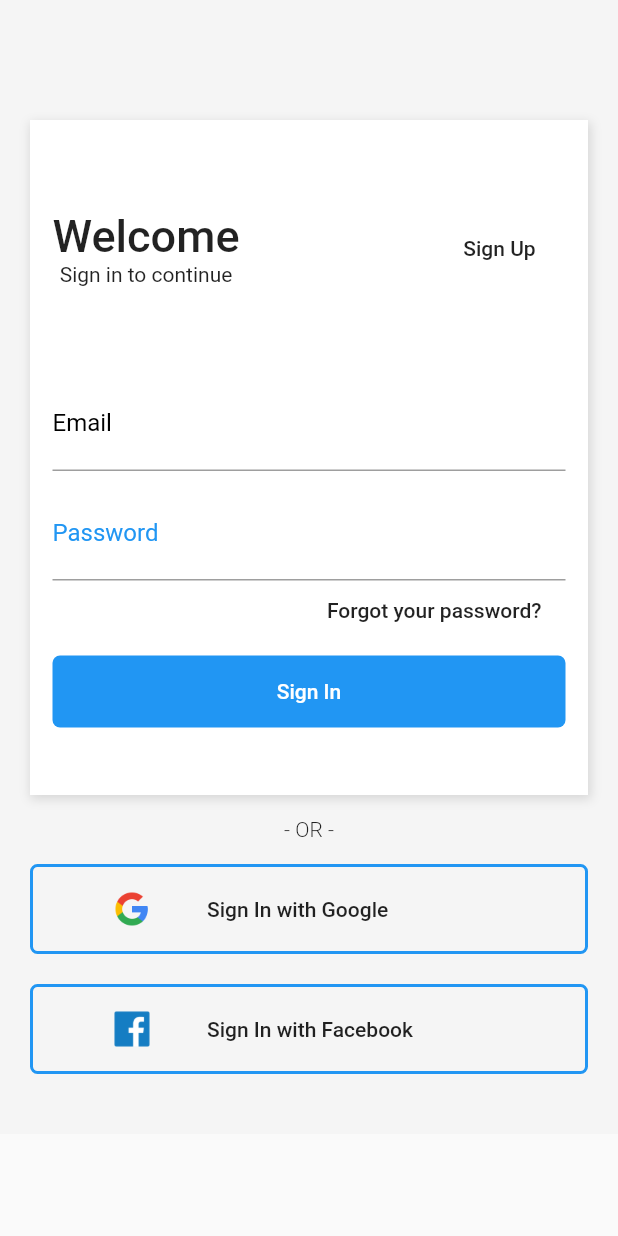
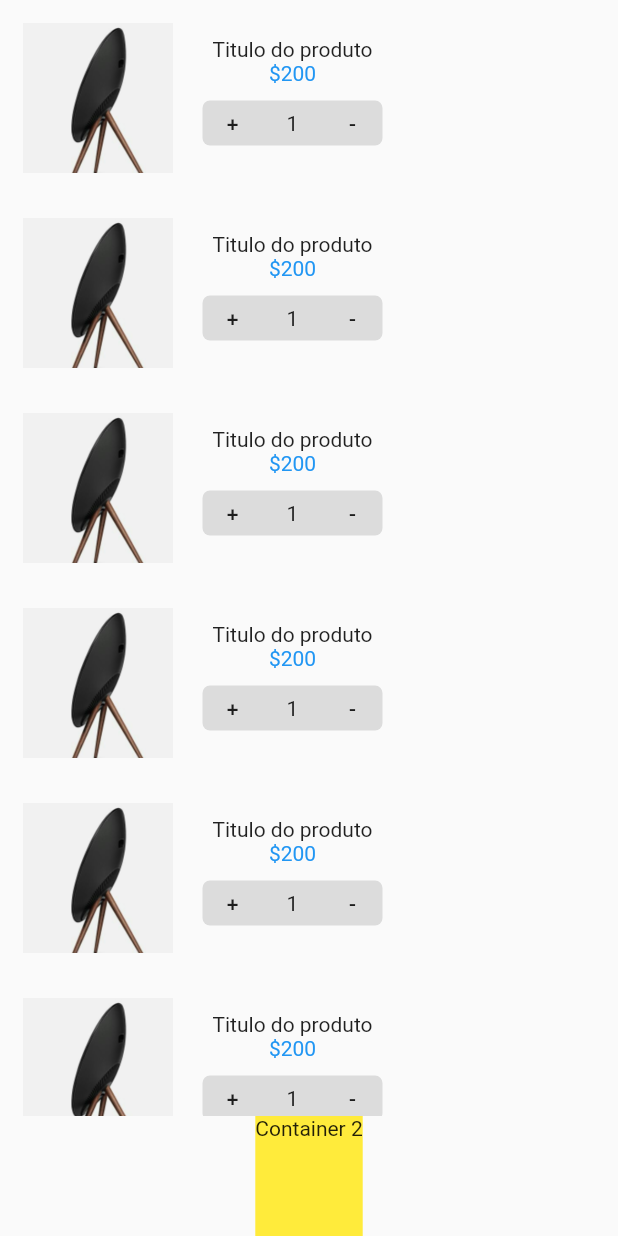
Before and after one commit to daygorgonha/e-commerce, a Flutter app: the screen it shows after launch, on a phone screen of 412 x 824 dp. Run offline on Flutter 3.47's test engine with Material 2 defaults, Android fonts, the phone set to English and light mode, and no system bars.

Commit message:
feat:  created shopping cart

```diff
--- a/lib/main.dart
+++ b/lib/main.dart
@@ -1,5 +1,7 @@
 import 'package:flutter/material.dart';
 import 'package:layouts_no_flutter/pages/login.page.dart';
+
+import 'pages/cart.page.dart';
 
 void main() => runApp(const MyApp());
 
@@ -14,7 +16,7 @@ class MyApp extends StatelessWidget {
       theme: ThemeData(
         primarySwatch: Colors.blue,
       ),
-      home: LoginPage(),
+      home: CartPage(),
     );
   }
 }
--- /dev/null
+++ b/lib/pages/cart.page.dart
@@ -0,0 +1,113 @@
+import 'package:flutter/material.dart';
+
+class CartPage extends StatelessWidget {
+  @override
+  Widget build(BuildContext context) {
+    return Scaffold(
+      body: Column(
+        mainAxisAlignment: MainAxisAlignment.spaceBetween,
+        children: <Widget>[
+          Expanded(
+            child: Container(
+              child: productList(),
+            ),
+          ),
+          Container(
+            height: 80,
+            color: Colors.yellow,
+            child: Text("Container 2"),
+          ),
+        ],
+      ),
+    );
+  }
+}
+
+Widget productList() {
+  return ListView(
+    children: <Widget>[
+      productItem(), //(context, "BeoPlay Speaker", "755", "assets/product-1.png"),
+      productItem(), //(context, "Leather Wristwatch", "450", "assets/product-2.png"),
+      productItem(), //(context, "Smart Bluetooth Speaker", "100", "assets/product-3.png"),
+      productItem(), //(context, "Smart Luggage", "100", "assets/product-4.png"),
+      productItem(), //(context, "Smartphone Case", "99", "assets/product-5.png"),
+      productItem(), //(context, "Speakers Stand", "49", "assets/product-6.png"),
+      productItem(), //(context, "AirPods", "199", "assets/product-7.png"),
+    ],
+  );
+}
+
+Widget productItem() {
+  return Container(
+    height: 120,
+    margin: EdgeInsets.all(5),
+    child: Row(
+      children: <Widget>[
+        Container(
+          width: 100,
+          height: 100,
+          margin: EdgeInsets.all(10),
+          child: Image.asset(
+            "assets/product-1.png",
+            fit: BoxFit.fitWidth,
+          ),
+        ),
+        Padding(
+          padding: EdgeInsets.only(
+            top: 20,
+            left: 10,
+          ),
+          child: Column(
+            children: <Widget>[
+              Text("Titulo do produto"),
+              Text(
+                "\$200",
+                style: TextStyle(
+                  color: Colors.blue,
+                ),
+              ),
+              SizedBox(
+                height: 10,
+              ),
+              Container(
+                height: 30,
+                width: 120,
+                decoration: BoxDecoration(
+                  color: Colors.black12,
+                  borderRadius: BorderRadius.all(
+                    Radius.circular(5),
+                  ),
+                ),
+                child: Row(
+                  children: <Widget>[
+                    Container(
+                      width: 40,
+                      alignment: Alignment.center,
+                      child: FlatButton(
+                        child: Text("+"),
+                        onPressed: () => {},
+                      ),
+                    ),
+                    Container(
+                      width: 40,
+                      alignment: Alignment.center,
+                      child: Text("1"),
+                    ),
+                    Container(
+                      width: 40,
+                      alignment: Alignment.center,
+                      child: FlatButton(
+                        child: Text("-"),
+                        onPressed: () => {},
+                      ),
+                    ),
+                  ],
+                ),
+              ),
+            ],
+          ),
+        ),
+      ],
+    ),
+  );
+}
```
